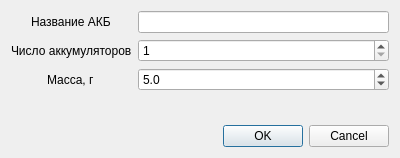
Qt form ui/battery_params.ui (mikhailmishurinskikh/parametrizator) before a commit.
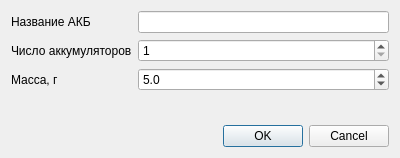
The same form after that commit.

The edit to the form file:
```diff
--- a/ui/battery_params.ui
+++ b/ui/battery_params.ui
@@ -17,7 +17,7 @@
    <item>
     <layout class="QFormLayout" name="formLayout">
      <property name="labelAlignment">
-      <set>Qt::AlignmentFlag::AlignCenter</set>
+      <set>Qt::AlignmentFlag::AlignLeading|Qt::AlignmentFlag::AlignLeft|Qt::AlignmentFlag::AlignVCenter</set>
      </property>
      <item row="1" column="1">
       <widget class="QSpinBox" name="numCellsInput">
```
